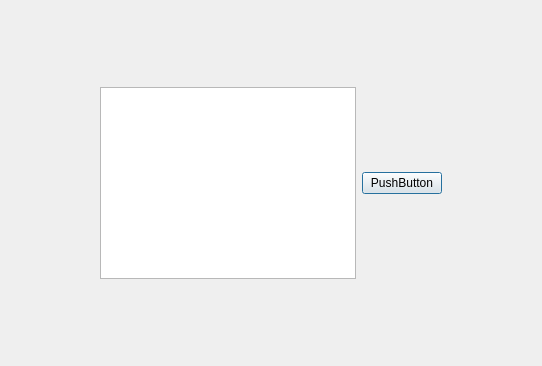
Above: Problem_1/userlistwindow.ui from P0werWeirdo/CPP-BigHomework before the change. Below: the same form after it.
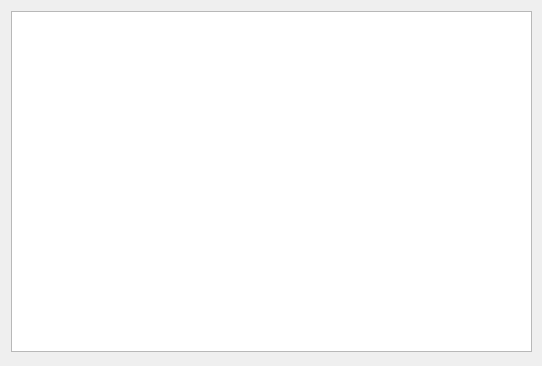
That is the form after the change.

The edit to the form file:
```diff
--- a/Problem_1/userlistwindow.ui
+++ b/Problem_1/userlistwindow.ui
@@ -13,83 +13,22 @@
   <property name="windowTitle">
    <string>Dialog</string>
   </property>
-  <layout class="QGridLayout" name="gridLayout">
-   <item row="1" column="0">
-    <spacer name="horizontalSpacer">
-     <property name="orientation">
-      <enum>Qt::Horizontal</enum>
-     </property>
-     <property name="sizeHint" stdset="0">
-      <size>
-       <width>61</width>
-       <height>20</height>
-      </size>
-     </property>
-    </spacer>
-   </item>
-   <item row="1" column="1" colspan="2">
-    <widget class="QWidget" name="widget" native="true">
-     <layout class="QHBoxLayout" name="horizontalLayout">
-      <item>
-       <widget class="QTableWidget" name="tb">
-        <property name="sizePolicy">
-         <sizepolicy hsizetype="Fixed" vsizetype="Expanding">
-          <horstretch>20</horstretch>
-          <verstretch>20</verstretch>
-         </sizepolicy>
-        </property>
-       </widget>
-      </item>
-      <item>
-       <widget class="QPushButton" name="pushButton">
-        <property name="text">
-         <string>PushButton</string>
-        </property>
-       </widget>
-      </item>
-     </layout>
-    </widget>
-   </item>
-   <item row="1" column="3">
-    <spacer name="horizontalSpacer_2">
-     <property name="orientation">
-      <enum>Qt::Horizontal</enum>
-     </property>
-     <property name="sizeHint" stdset="0">
-      <size>
-       <width>61</width>
-       <height>20</height>
-      </size>
-     </property>
-    </spacer>
-   </item>
-   <item row="0" column="1">
-    <spacer name="verticalSpacer">
-     <property name="orientation">
-      <enum>Qt::Vertical</enum>
-     </property>
-     <property name="sizeHint" stdset="0">
-      <size>
-       <width>20</width>
-       <height>10</height>
-      </size>
-     </property>
-    </spacer>
-   </item>
-   <item row="2" column="1">
-    <spacer name="verticalSpacer_2">
-     <property name="orientation">
-      <enum>Qt::Vertical</enum>
-     </property>
-     <property name="sizeHint" stdset="0">
-      <size>
-       <width>20</width>
-       <height>10</height>
-      </size>
-     </property>
-    </spacer>
-   </item>
-  </layout>
+  <widget class="QTableWidget" name="ClientListTb">
+   <property name="geometry">
+    <rect>
+     <x>11</x>
+     <y>11</y>
+     <width>521</width>
+     <height>341</height>
+    </rect>
+   </property>
+   <property name="sizePolicy">
+    <sizepolicy hsizetype="Maximum" vsizetype="Maximum">
+     <horstretch>20</horstretch>
+     <verstretch>20</verstretch>
+    </sizepolicy>
+   </property>
+  </widget>
  </widget>
  <resources/>
  <connections/>
```
